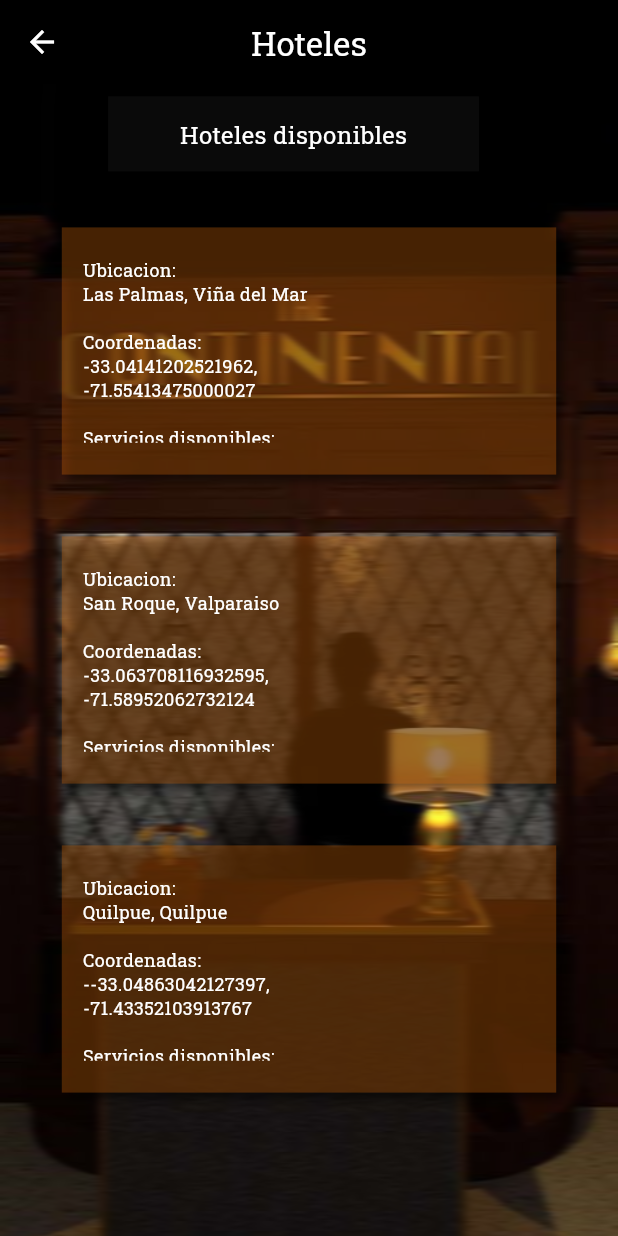
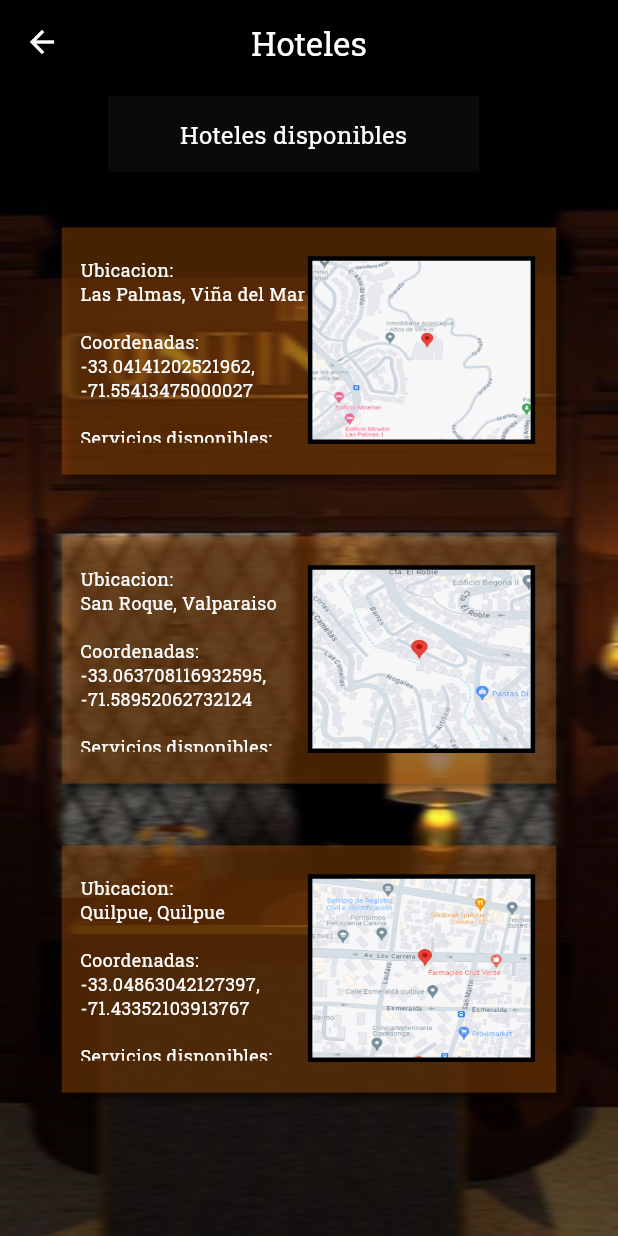
Before and after one commit to Sepelentus/CER01_Flutter_VR, a Flutter app: the HotelsPage screen opened directly, on a phone screen of 412 x 824 dp. Run offline on Flutter 3.47's test engine with Material 3 defaults, Android fonts, the phone set to English and light mode, and no system bars; our stand-ins replace google_fonts.

Commit message:
Updated Hotel Page with maps

```diff
--- a/cer01_alta_mesa/lib/pages/hotels_page.dart
+++ b/cer01_alta_mesa/lib/pages/hotels_page.dart
@@ -110,7 +110,7 @@ const HotelsPage({ Key? key }) : super(key: key);
                   child: Stack(
                     children: [
                       Positioned(
-                        left: 14,
+                        left: screenSize.width * 0.03,
                         top: 20,
                         child: SizedBox(
                           width: 160,
@@ -123,6 +123,28 @@ const HotelsPage({ Key? key }) : super(key: key);
                               fontFamily: 'Roboto Slab',
                               fontWeight: FontWeight.w400,
                               height: 0,
+                            ),
+                          ),
+                        ),
+                      ),
+                      Positioned(
+                        left: screenSize.width * 0.4,
+                        top: 20,
+                        child: SizedBox(
+                          width: 150,
+                          height: screenSize.height * 0.15,
+                          child: Container(
+                            decoration: ShapeDecoration(
+                              image: DecorationImage(
+                                image: AssetImage("assets/images/map_hotel1.png"),
+                                fit: BoxFit.fill,
+                              ),
+                              shape: BeveledRectangleBorder(
+                                side: BorderSide(
+                                  color: Colors.black,
+                                  width: 1.5,
+                                )
+                              )
                             ),
                           ),
                         ),
@@ -157,7 +179,7 @@ const HotelsPage({ Key? key }) : super(key: key);
                   child: Stack(
                     children: [
                       Positioned(
-                        left: 14,
+                        left: screenSize.width * 0.03,
                         top: 20,
                         child: SizedBox(
                           width: 160,
@@ -170,6 +192,28 @@ const HotelsPage({ Key? key }) : super(key: key);
                               fontFamily: 'Roboto Slab',
                               fontWeight: FontWeight.w400,
                               height: 0,
+                            ),
+                          ),
+                        ),
+                      ),
+                      Positioned(
+                        left: screenSize.width * 0.4,
+                        top: 20,
+                        child: SizedBox(
+                          width: 150,
+                          height: screenSize.height * 0.15,
+                          child: Container(
+                            decoration: ShapeDecoration(
+                              image: DecorationImage(
+                                image: AssetImage("assets/images/map_hotel2.png"),
+                                fit: BoxFit.fill,
+                              ),
+                              shape: BeveledRectangleBorder(
+                                side: BorderSide(
+                                  color: Colors.black,
+                                  width: 1.5,
+                                )
+                              )
                             ),
                           ),
                         ),
@@ -204,19 +248,41 @@ const HotelsPage({ Key? key }) : super(key: key);
                   child: Stack(
                     children: [
                       Positioned(
-                        left: 14,
+                        left: screenSize.width * 0.03,
                         top: 20,
                         child: SizedBox(
                           width: 160,
                           height: screenSize.height * 0.15,
                           child: Text(
-                            'Ubicacion:\nQuilpue, Quilpue\n\nCoordenadas:\n--33.04863042127397, -71.43352103913767\n\nServicios disponibles:\nCartografia',
+                            'Ubicacion:\nQuilpue, Quilpue\n\nCoordenadas:\n-33.04863042127397, -71.43352103913767\n\nServicios disponibles:\nCartografia',
                             style: TextStyle(
                               color: Colors.white,
                               fontSize: 12,
                               fontFamily: 'Roboto Slab',
                               fontWeight: FontWeight.w400,
                               height: 0,
+                            ),
+                          ),
+                        ),
+                      ),
+                      Positioned(
+                        left: screenSize.width * 0.4,
+                        top: 20,
+                        child: SizedBox(
+                          width: 150,
+                          height: screenSize.height * 0.15,
+                          child: Container(
+                            decoration: ShapeDecoration(
+                              image: DecorationImage(
+                                image: AssetImage("assets/images/map_hotel3.png"),
+                                fit: BoxFit.fill,
+                              ),
+                              shape: BeveledRectangleBorder(
+                                side: BorderSide(
+                                  color: Colors.black,
+                                  width: 1.5,
+                                )
+                              )
                             ),
                           ),
                         ),
```
Also changed, not shown: cer01_alta_mesa/assets/images/map_hotel1.png (added), cer01_alta_mesa/assets/images/map_hotel2.png (added), cer01_alta_mesa/assets/images/map_hotel3.png (added).
